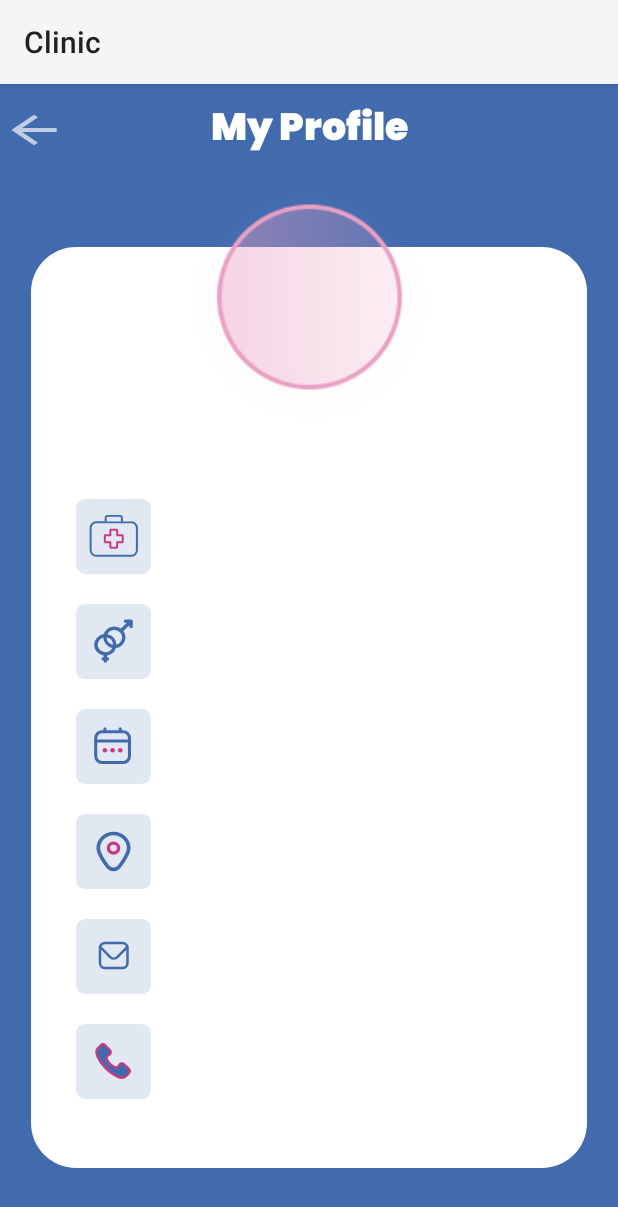
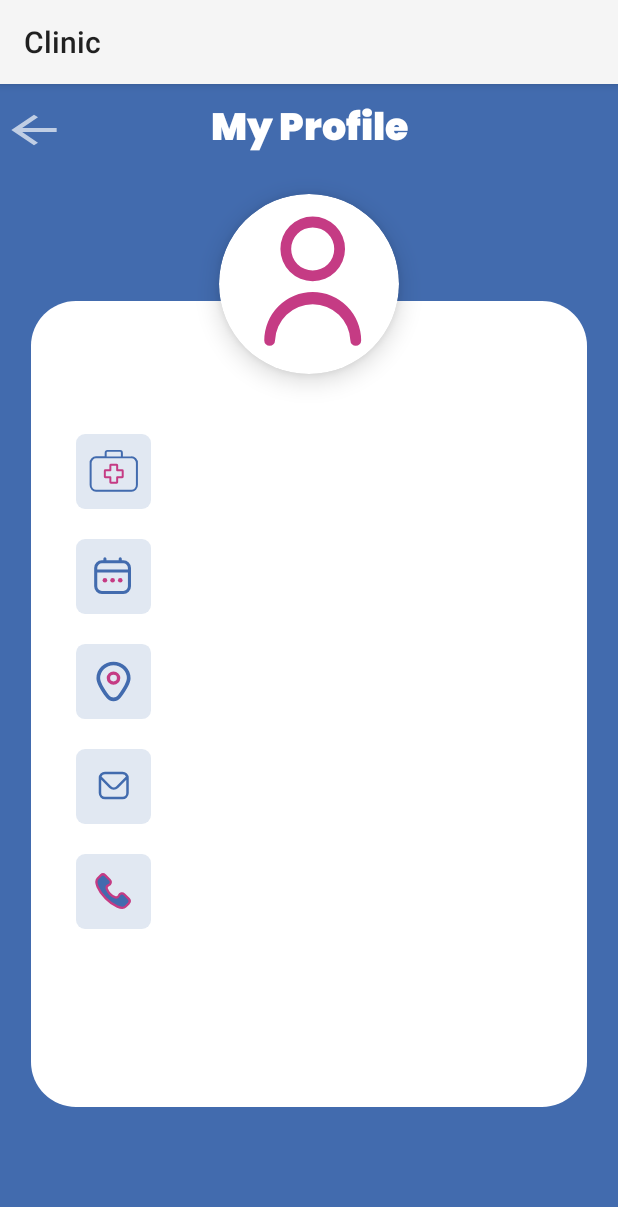
Before and after one commit to samaAhmedKabil/Clinic, an Android app: the fragment MyProfileFragment shown on its own in the app's theme, on a phone screen of 412 x 824 dp. Shown: the top 1207 px of the screen. Run offline under Robolectric (Android 15) with nearby library versions, the light colour scheme and no system bars; our stand-ins replace Firebase (no records; nobody signed in at launch, a user with empty details on screens opened directly).

Commit message:
My Profile Done

```diff
--- a/app/src/main/java/com/example/clinic/data/User.kt
+++ b/app/src/main/java/com/example/clinic/data/User.kt
@@ -1,12 +1,12 @@
 package com.example.clinic.data
 
 data class User(
-    val userId: String,
-    val email: String,
-    val role: String,
-    val fName: String,
-    val lName: String,
-    val age: Int,
-    val phone: String,
-    val address: String
+    val userId: String = "",
+    val email: String = "",
+    val role: String = "",
+    val fname: String = "",
+    val lname: String = "",
+    val age: Int = 0,
+    val phone: String = "",
+    val address: String = ""
 )
--- /dev/null
+++ b/app/src/main/java/com/example/clinic/repos/UserProfileRepo.kt
@@ -0,0 +1,20 @@
+package com.example.clinic.repos
+
+import com.example.clinic.data.User
+import com.google.firebase.database.FirebaseDatabase
+
+class UserProfileRepo(private val database: FirebaseDatabase) {
+
+    fun getUserProfile(userId: String, onSuccess: (User) -> Unit, onFailure: (Exception) -> Unit) {
+        database.getReference("users").child(userId)
+            .get()
+            .addOnSuccessListener { snapshot ->
+                snapshot.getValue(User::class.java)?.let { user ->
+                    onSuccess(user)
+                }
+            }
+            .addOnFailureListener { exception ->
+                onFailure(exception)
+            }
+    }
+}
--- a/app/src/main/java/com/example/clinic/ui/myProfile/MyProfileFragment.kt
+++ b/app/src/main/java/com/example/clinic/ui/myProfile/MyProfileFragment.kt
@@ -1,22 +1,25 @@
 package com.example.clinic.ui.myProfile
 
+import android.content.Intent
 import android.os.Bundle
 import android.view.LayoutInflater
 import android.view.View
 import android.view.ViewGroup
+import android.widget.Toast
 import androidx.fragment.app.Fragment
 import androidx.fragment.app.viewModels
 import androidx.navigation.fragment.findNavController
 import com.example.clinic.R
 import com.example.clinic.databinding.FeagmentMyProfileBinding
-import com.example.clinic.repos.PatientRepo
-import com.example.clinic.ui.doctor.viewModel.DoctorViewModel
+import com.example.clinic.repos.UserProfileRepo
+import com.google.firebase.auth.FirebaseAuth
+import com.google.firebase.database.FirebaseDatabase
 
 class MyProfileFragment: Fragment() {
     private var _binding: FeagmentMyProfileBinding? = null
     private val binding get() = _binding!!
-    private val viewModel: DoctorViewModel by viewModels { DoctorViewModel.Factory(PatientRepo()) }
-    private lateinit var patientId: String
+    private val viewModel: MyProfileViewModel by viewModels { MyProfileViewModel.MyProfileViewModelFactory(
+        UserProfileRepo(FirebaseDatabase.getInstance())) }
 
     override fun onCreateView(
         inflater: LayoutInflater,
@@ -28,7 +31,10 @@
     override fun onViewCreated(view: View, savedInstanceState: Bundle?) {
         super.onViewCreated(view, savedInstanceState)
         _binding = FeagmentMyProfileBinding.bind(view)
+        val userId = FirebaseAuth.getInstance().currentUser?.uid ?: return
+        viewModel.loadUserProfile(userId)
         backArrowClick()
+        observeData()
     }
 
     private fun backArrowClick(){
@@ -36,4 +42,19 @@
             findNavController().popBackStack()
         }
     }
+
+    private fun observeData(){
+        viewModel.userProfile.observe(viewLifecycleOwner) {
+            binding.name.text = it.fname + " " + it.lname
+            binding.emailText.text = it.email
+            binding.phoneText.text = it.phone
+            binding.ageText.text = it.age.toString()
+            binding.locationText.text = it.address
+            binding.specializationText.text = it.role
+        }
+
+        viewModel.error.observe(viewLifecycleOwner) { error ->
+            Toast.makeText(requireContext(), error, Toast.LENGTH_SHORT).show()
+        }
+    }
 }
--- /dev/null
+++ b/app/src/main/java/com/example/clinic/ui/myProfile/MyProfileViewModel.kt
@@ -0,0 +1,33 @@
+package com.example.clinic.ui.myProfile
+
+import androidx.lifecycle.LiveData
+import androidx.lifecycle.MutableLiveData
+import androidx.lifecycle.ViewModel
+import androidx.lifecycle.ViewModelProvider
+import com.example.clinic.data.User
+import com.example.clinic.repos.UserProfileRepo
+
+class MyProfileViewModel(private val repository: UserProfileRepo): ViewModel() {
+    private val _userProfile = MutableLiveData<User>()
+    val userProfile: LiveData<User> get() = _userProfile
+
+    private val _error = MutableLiveData<String>()
+    val error: LiveData<String> get() = _error
+
+    fun loadUserProfile(userId: String) {
+        repository.getUserProfile(
+            userId,
+            onSuccess = { user -> _userProfile.value = user },
+            onFailure = { e -> _error.value = e.message }
+        )
+    }
+
+    class MyProfileViewModelFactory(private val repository: UserProfileRepo) : ViewModelProvider.Factory {
+        override fun <T : ViewModel> create(modelClass: Class<T>): T {
+            if (modelClass.isAssignableFrom(MyProfileViewModel::class.java)) {
+                return MyProfileViewModel(repository) as T
+            }
+            throw IllegalArgumentException("Unknown ViewModel class")
+        }
+    }
+}
--- a/app/src/main/res/layout/feagment_my_profile.xml
+++ b/app/src/main/res/layout/feagment_my_profile.xml
@@ -45,40 +45,52 @@
         android:background="@drawable/profile_container"
         app:circularflow_defaultRadius="50dp"
         app:layout_constraintWidth_percent="0.9"
-        app:layout_constraintHeight_percent="0.80"
+        app:layout_constraintHeight_percent="0.70"
         app:layout_constraintTop_toBottomOf="@id/profile"
         app:layout_constraintStart_toStartOf="parent"
         app:layout_constraintEnd_toEndOf="parent"
-        android:layout_marginTop="10dp"
+        android:layout_marginTop="5dp"
         app:layout_constraintBottom_toBottomOf="parent"/>
-    <TextView
-        android:id="@+id/pic"
-        android:layout_width="wrap_content"
-        android:layout_height="wrap_content"
-        android:background="@drawable/profile_pic"
-        app:backgroundTint="@color/pink"
+    <androidx.cardview.widget.CardView
+        android:id="@+id/pic_container"
+        android:layout_width="120dp"
+        android:layout_height="120dp"
+        app:cardCornerRadius="90dp"
+        app:cardElevation="10dp"
+        android:layout_marginTop="20dp"
         app:layout_constraintStart_toStartOf="@id/container"
         app:layout_constraintEnd_toEndOf="@id/container"
-        app:layout_constraintTop_toBottomOf="@id/profile"
-        />
+        app:layout_constraintTop_toBottomOf="@id/profile">
+
+        <ImageView
+            android:id="@+id/pic"
+            android:layout_width="120dp"
+            android:layout_height="120dp"
+            android:background="@drawable/name"
+            android:backgroundTint="@color/default_pink"
+            android:scaleType="fitXY"
+            />
+
+    </androidx.cardview.widget.CardView>
     <TextView
         android:id="@+id/name"
         android:layout_width="wrap_content"
         android:layout_height="wrap_content"
         tools:text="Sama Ahmed"
         android:fontFamily="@font/rubik_variable_font_wight"
-        app:layout_constraintTop_toBottomOf="@id/pic"
-        app:layout_constraintStart_toStartOf="@id/pic"
-        app:layout_constraintEnd_toEndOf="@id/pic"
+        app:layout_constraintTop_toBottomOf="@id/pic_container"
+        app:layout_constraintStart_toStartOf="@id/pic_container"
+        app:layout_constraintEnd_toEndOf="@id/pic_container"
         android:textSize="15sp"
         android:textStyle="bold"
+        android:layout_marginTop="10dp"
         android:textColor="@color/default_blue"/>
     <TextView
         android:id="@+id/specialization"
         android:layout_width="50dp"
         android:layout_height="50dp"
         android:background="@drawable/role"
-        app:layout_constraintTop_toBottomOf="@id/pic"
+        app:layout_constraintTop_toBottomOf="@id/pic_container"
         app:layout_constraintStart_toStartOf="@id/container"
         android:layout_marginStart="30dp"
         android:layout_marginTop="40dp"
@@ -95,32 +107,11 @@
         android:textSize="15sp"
         />
     <TextView
-        android:id="@+id/gender"
-        android:layout_width="50dp"
-        android:layout_height="50dp"
-        android:background="@drawable/profile_gender"
-        app:layout_constraintTop_toBottomOf="@id/specialization"
-        app:layout_constraintStart_toStartOf="@id/container"
-        android:layout_marginStart="30dp"
-        android:layout_marginTop="20dp"
-        />
-    <TextView
-        android:id="@+id/genderText"
-        android:layout_width="wrap_content"
-        android:layout_height="wrap_content"
-        tools:text="Male"
-        app:layout_constraintStart_toEndOf="@id/gender"
-        app:layout_constraintTop_toTopOf="@id/gender"
-        app:layout_constraintBottom_toBottomOf="@id/gender"
-        android:layout_marginStart="20dp"
-        android:textSize="15sp"
-        />
-    <TextView
         android:id="@+id/agee"
         android:layout_width="50dp"
         android:layout_height="50dp"
         android:background="@drawable/profile_date"
-        app:layout_constraintTop_toBottomOf="@id/gender"
+        app:layout_constraintTop_toBottomOf="@id/specialization"
         app:layout_constraintStart_toStartOf="@id/container"
         android:layout_marginStart="30dp"
         android:layout_marginTop="20dp"
--- a/app/src/main/res/layout/item_booked.xml
+++ b/app/src/main/res/layout/item_booked.xml
@@ -43,8 +43,8 @@
 
         <TextView
             android:id="@+id/delete"
-            android:layout_width="40dp"
-            android:layout_height="40dp"
+            android:layout_width="35dp"
+            android:layout_height="35dp"
             android:layout_marginEnd="10dp"
             app:layout_constraintEnd_toEndOf="parent"
             app:layout_constraintTop_toTopOf="parent"
```
